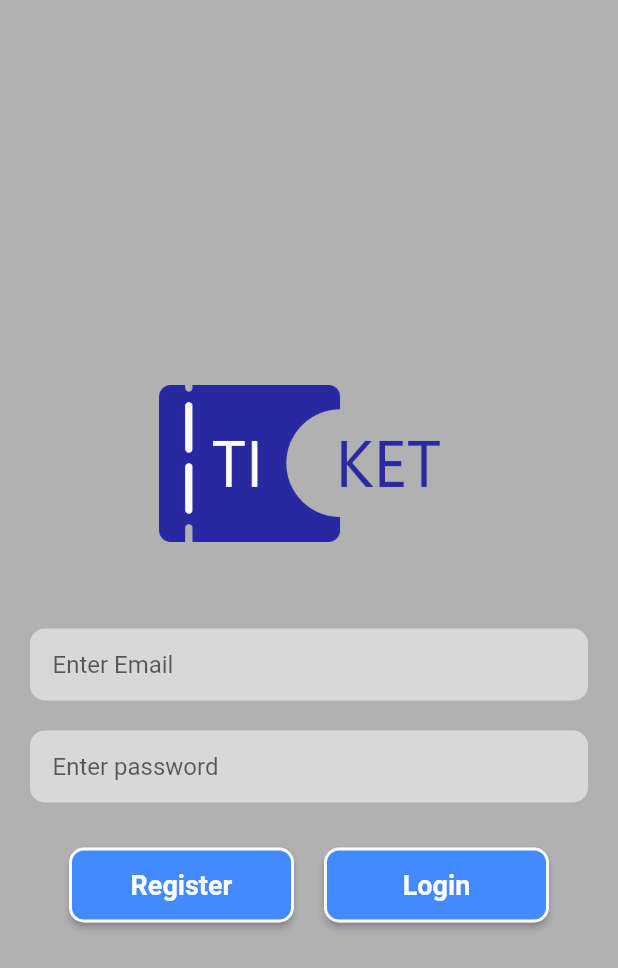
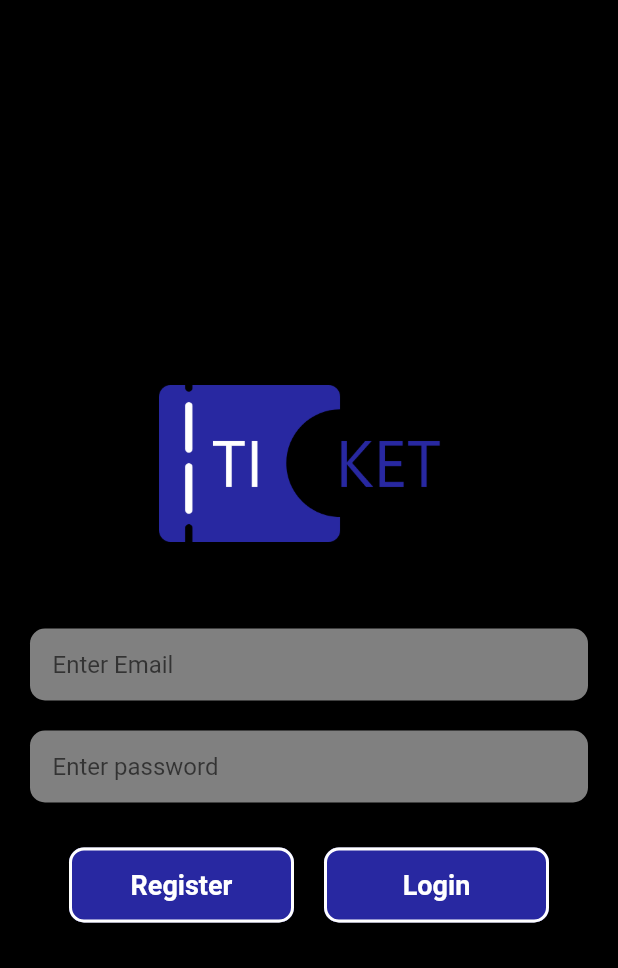
Before and after one commit to Rahul-Blatz/MovieMock, a Flutter app: the screen it shows after launch, on a phone screen of 412 x 824 dp. Shown: the top 968 px of the screen. Run offline on Flutter 3.47's test engine with Material 2 defaults, Android fonts, the phone set to English and light mode, and no system bars; our stand-ins replace cloud_firestore, firebase_auth, firebase_core, font_awesome_flutter, google_fonts; accounts and stored records are empty; Roboto replaces fonts that are missing (Abel).

Commit message:
Change Colors in Login Page

```diff
--- a/lib/screens/login_page.dart
+++ b/lib/screens/login_page.dart
@@ -1,7 +1,6 @@
 import 'package:firebase_auth/firebase_auth.dart';
 import 'package:flutter/cupertino.dart';
 import 'package:flutter/material.dart';
-import 'package:google_fonts/google_fonts.dart';
 import 'package:moviemock/widgets/FancyButton.dart';
 
 class LoginPage extends StatefulWidget {
@@ -40,16 +39,7 @@ class _LoginPageState extends State<LoginPage> {
   Widget build(BuildContext context) {
     return SafeArea(
       child: Scaffold(
-        backgroundColor: Colors.grey.withOpacity(.8),
-//        appBar: AppBar(
-//          backgroundColor: Colors.white,
-//          elevation: 0.0,
-//          title: Text(
-//            "Login",
-//            style: GoogleFonts.quicksand(color: Colors.black),
-//          ),
-//          centerTitle: true,
-//        ),
+        backgroundColor: Colors.black,
         body: Column(
           mainAxisAlignment: MainAxisAlignment.center,
           children: <Widget>[
@@ -130,74 +120,18 @@ class _LoginPageState extends State<LoginPage> {
               mainAxisAlignment: MainAxisAlignment.center,
               children: <Widget>[
                 FancyButton(
-                  color: Colors.blueAccent,
+                  color: Color(0xff2828A1),
                   onPress: createUser,
                   label: 'Register',
                 ),
-//                GestureDetector(
-//                  onTap: createUser,
-//                  child: Container(
-////                    width: MediaQuery.of(context).size.width - 20,
-//                    height: 50,
-//                    decoration: BoxDecoration(
-//                      color: Colors.white,
-//                      borderRadius: BorderRadius.all(
-//                        Radius.circular(10),
-//                      ),
-//                      border: Border.all(color: Colors.blueAccent),
-//                    ),
-//                    child: Center(
-//                      child: Padding(
-//                        padding: const EdgeInsets.symmetric(
-//                          vertical: 8.0,
-//                          horizontal: 15,
-//                        ),
-//                        child: Text(
-//                          "Register",
-//                          style: GoogleFonts.quicksand(
-//                            fontSize: 20,
-//                          ),
-//                        ),
-//                      ),
-//                    ),
-//                  ),
-//                ),
                 SizedBox(
                   width: 20,
                 ),
                 FancyButton(
-                  color: Colors.blueAccent,
+                  color: Color(0xff2828A1),
                   onPress: login,
                   label: 'Login',
                 ),
-//                GestureDetector(
-//                  onTap: login,
-//                  child: Container(
-////                    width: MediaQuery.of(context).size.width - 20,
-//                    height: 50,
-//                    decoration: BoxDecoration(
-//                      color: Colors.white,
-//                      borderRadius: BorderRadius.all(
-//                        Radius.circular(10),
-//                      ),
-//                      border: Border.all(color: Colors.blueAccent),
-//                    ),
-//                    child: Center(
-//                      child: Padding(
-//                        padding: const EdgeInsets.symmetric(
-//                          vertical: 8.0,
-//                          horizontal: 15,
-//                        ),
-//                        child: Text(
-//                          "Login",
-//                          style: GoogleFonts.quicksand(
-//                            fontSize: 20,
-//                          ),
-//                        ),
-//                      ),
-//                    ),
-//                  ),
-//                ),
               ],
             ),
           ],
```
